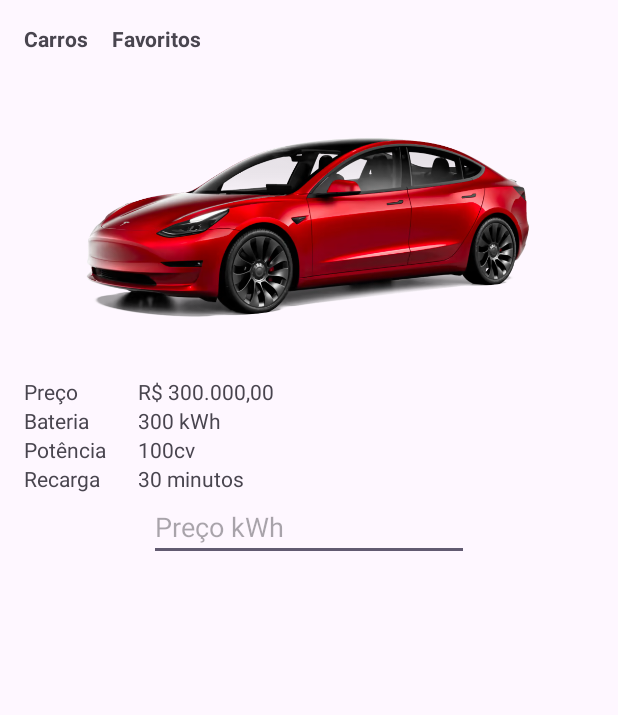
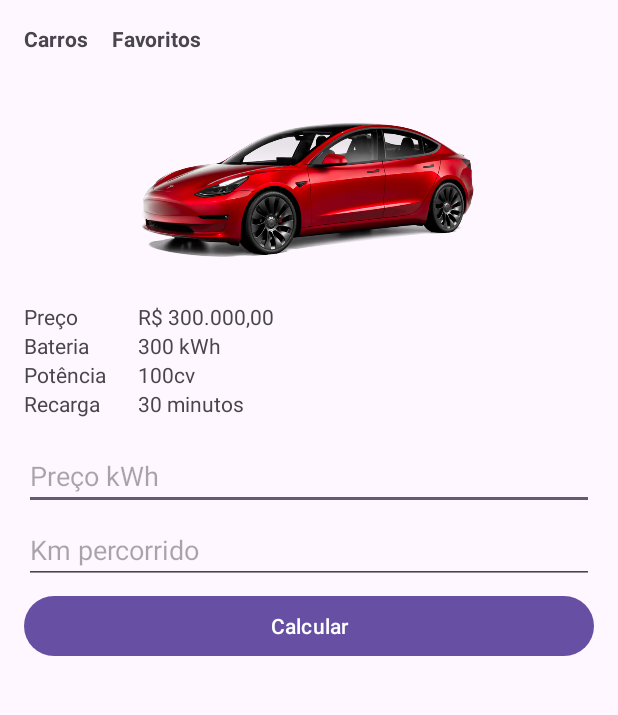
Before and after one commit to tfreitasf/EletricCarApp, an Android app: the screen it shows after launch (MainActivity), on a phone screen of 412 x 824 dp, the part 73-788 px from its top. Run offline under Robolectric (Android 15) with nearby library versions, the phone set to English and light mode, and no system bars.

Commit message:
Manipulando Entradas do Usuário em Apps Android

```diff
--- a/app/src/main/java/br/com/povengenharia/MainActivity.kt
+++ b/app/src/main/java/br/com/povengenharia/MainActivity.kt
@@ -2,10 +2,48 @@ package br.com.povengenharia
 
 import androidx.appcompat.app.AppCompatActivity
 import android.os.Bundle
+import android.util.Log
+import android.widget.Button
+import android.widget.EditText
+import android.widget.TextView
 
 class MainActivity : AppCompatActivity() {
+
+    lateinit var price: EditText
+    lateinit var travelledDistance: EditText
+    lateinit var btnCalculate: Button
+    lateinit var result: TextView
+
     override fun onCreate(savedInstanceState: Bundle?) {
         super.onCreate(savedInstanceState)
         setContentView(R.layout.activity_main)
+
+        setupView()
+        setupListners()
+
+    }
+
+    fun setupView() {
+        price = findViewById(R.id.et_kwhprice)
+        btnCalculate = findViewById(R.id.bt_calculate)
+        travelledDistance = findViewById(R.id.et_travelleddistance)
+        result = findViewById(R.id.tv_result)
+
+    }
+
+    fun setupListners() {
+
+        btnCalculate.setOnClickListener {
+            calculate()
+        }
+    }
+
+    fun calculate() {
+        val price = price.text.toString().toFloat()
+        val travelledDistance = travelledDistance.text.toString().toFloat()
+
+        val costKmTraveled = price / travelledDistance
+        result.text = costKmTraveled.toString()
+
     }
 }
--- a/app/src/main/res/layout/activity_main.xml
+++ b/app/src/main/res/layout/activity_main.xml
@@ -40,8 +40,9 @@
     <ImageView
         android:id="@+id/iv_models"
         android:layout_width="378dp"
-        android:layout_height="200dp"
+        android:layout_height="150dp"
         android:layout_marginTop="16dp"
+        android:contentDescription="@string/cd_tesla_model_s_carro_el_trico_da_tesla"
         android:src="@drawable/model3"
         app:layout_constraintLeft_toLeftOf="@id/tv_title"
         app:layout_constraintTop_toBottomOf="@id/tv_cars" />
@@ -50,7 +51,7 @@
         android:id="@+id/tv_price"
         android:layout_width="60dp"
         android:layout_height="wrap_content"
-        android:text="Preço"
+        android:text="@string/tv_price"
         app:layout_constraintLeft_toLeftOf="@id/tv_title"
         app:layout_constraintTop_toBottomOf="@id/iv_models" />
 
@@ -59,7 +60,7 @@
         android:layout_width="wrap_content"
         android:layout_height="wrap_content"
         android:layout_marginStart="16dp"
-        android:text="R$ 300.000,00"
+        android:text="@string/tv_value"
         app:layout_constraintStart_toEndOf="@id/tv_price"
         app:layout_constraintTop_toBottomOf="@id/iv_models" />
 
@@ -67,7 +68,7 @@
         android:id="@+id/tv_battery"
         android:layout_width="60dp"
         android:layout_height="wrap_content"
-        android:text="Bateria"
+        android:text="@string/tv_battery"
         app:layout_constraintLeft_toLeftOf="@id/tv_title"
         app:layout_constraintTop_toBottomOf="@id/tv_price" />
 
@@ -76,7 +77,7 @@
         android:layout_width="wrap_content"
         android:layout_height="wrap_content"
         android:layout_marginStart="16dp"
-        android:text="300 kWh"
+        android:text="@string/tv_batteryCapacity"
         app:layout_constraintStart_toEndOf="@id/tv_battery"
         app:layout_constraintTop_toBottomOf="@id/tv_price" />
 
@@ -84,7 +85,7 @@
         android:id="@+id/tv_power"
         android:layout_width="60dp"
         android:layout_height="wrap_content"
-        android:text="Potência"
+        android:text="@string/tv_power"
         app:layout_constraintLeft_toLeftOf="@id/tv_battery"
         app:layout_constraintTop_toBottomOf="@id/tv_battery" />
 
@@ -93,7 +94,7 @@
         android:layout_width="wrap_content"
         android:layout_height="wrap_content"
         android:layout_marginStart="16dp"
-        android:text="100cv"
+        android:text="@string/tv_horsePower"
         app:layout_constraintStart_toEndOf="@id/tv_power"
         app:layout_constraintTop_toBottomOf="@id/tv_battery" />
 
@@ -101,7 +102,7 @@
         android:id="@+id/tv_recharge"
         android:layout_width="60dp"
         android:layout_height="wrap_content"
-        android:text="Recarga"
+        android:text="@string/tv_recharge"
         app:layout_constraintLeft_toLeftOf="@id/tv_power"
         app:layout_constraintTop_toBottomOf="@id/tv_power" />
 
@@ -110,23 +111,51 @@
         android:layout_width="wrap_content"
         android:layout_height="wrap_content"
         android:layout_marginStart="16dp"
-        android:text="30 minutos"
+        android:text="@string/tv_rechargeValue"
         app:layout_constraintStart_toEndOf="@id/tv_recharge"
         app:layout_constraintTop_toBottomOf="@id/tv_power" />
 
     <EditText
-        android:id="@+id/et_personname"
-        android:layout_width="wrap_content"
+        android:id="@+id/et_kwhprice"
+        android:layout_width="0dp"
         android:layout_height="wrap_content"
-        android:maxLength="100"
-        android:maxLines="2"
-        android:hint="Preço kWh"
-        android:inputType="number"
-
+        android:layout_margin="16dp"
         android:ems="10"
+        android:hint="@string/tv_kwPrice"
+        android:inputType="numberDecimal"
+        android:maxLength="10"
         app:layout_constraintEnd_toEndOf="parent"
         app:layout_constraintStart_toStartOf="parent"
         app:layout_constraintTop_toBottomOf="@id/tv_rechargevalue" />
 
+    <EditText
+        android:id="@+id/et_travelleddistance"
+        android:layout_width="0dp"
+        android:layout_height="wrap_content"
+        android:layout_marginTop="4dp"
+        android:hint="@string/tv_travelledDistance"
+        android:inputType="numberDecimal"
+        android:maxLength="10"
+        app:layout_constraintEnd_toEndOf="@id/et_kwhprice"
+        app:layout_constraintStart_toStartOf="@id/et_kwhprice"
+        app:layout_constraintTop_toBottomOf="@+id/et_kwhprice" />
+
+    <Button
+        android:id="@+id/bt_calculate"
+        android:layout_width="0dp"
+        android:layout_height="wrap_content"
+        android:layout_marginTop="4dp"
+        android:text="@string/tv_calculate"
+        app:layout_constraintEnd_toEndOf="@id/et_travelleddistance"
+        app:layout_constraintStart_toStartOf="@id/et_travelleddistance"
+        app:layout_constraintTop_toBottomOf="@id/et_travelleddistance" />
+
+    <TextView
+        android:id="@+id/tv_result"
+        android:layout_width="wrap_content"
+        android:layout_height="wrap_content"
+        app:layout_constraintStart_toStartOf="@id/bt_calculate"
+        app:layout_constraintTop_toBottomOf="@id/bt_calculate" />
+
 
 </androidx.constraintlayout.widget.ConstraintLayout>
--- a/app/src/main/res/values/strings.xml
+++ b/app/src/main/res/values/strings.xml
@@ -3,4 +3,23 @@
     <string name="txt_eletric_car">Eletric Car</string>
     <string name="txt_cars">Carros</string>
     <string name="txt_favoritos">Favoritos</string>
+    <string name="cd_tesla_model_s_carro_el_trico_da_tesla">Tesla Model S - Carro Elétrico da Tesla</string>
+    <string name="tv_price">Preço</string>
+    <string name="tv_value">R$ 300.000,00</string>
+    <string name="tv_battery">Bateria</string>
+    <string name="tv_batteryCapacity">300 kWh</string>
+    <string name="tv_power">Potência</string>
+    <string name="tv_horsePower">100cv</string>
+    <string name="tv_recharge">Recarga\n</string>
+    <string name="tv_rechargeValue">30 minutos</string>
+    <string name="tv_kwPrice">Preço kWh\n</string>
+    <string name="tv_travelledDistance">Km percorrido</string>
+    <string name="tv_calculate">Calcular</string>
+
+    <string-array name="array_cidades">
+        <item>Mirassol</item>
+        <item>Bady Bassit</item>
+        <item>Tanabi</item>
+
+    </string-array>
 </resources>
```
Also changed, not shown: 1 other file.
